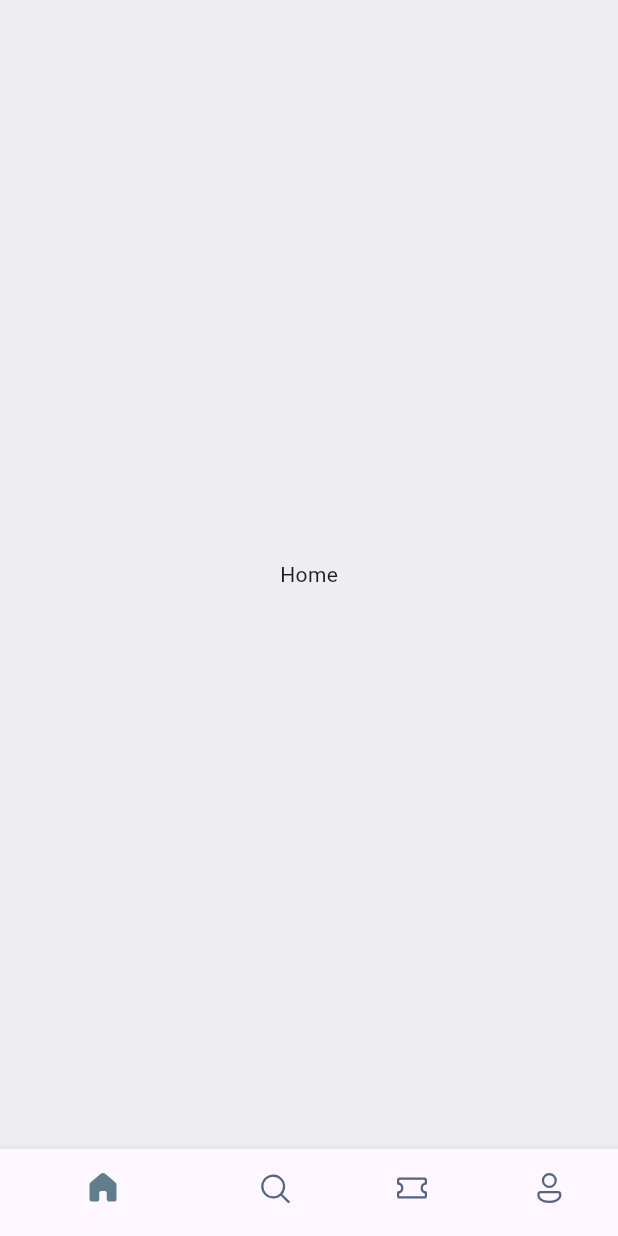
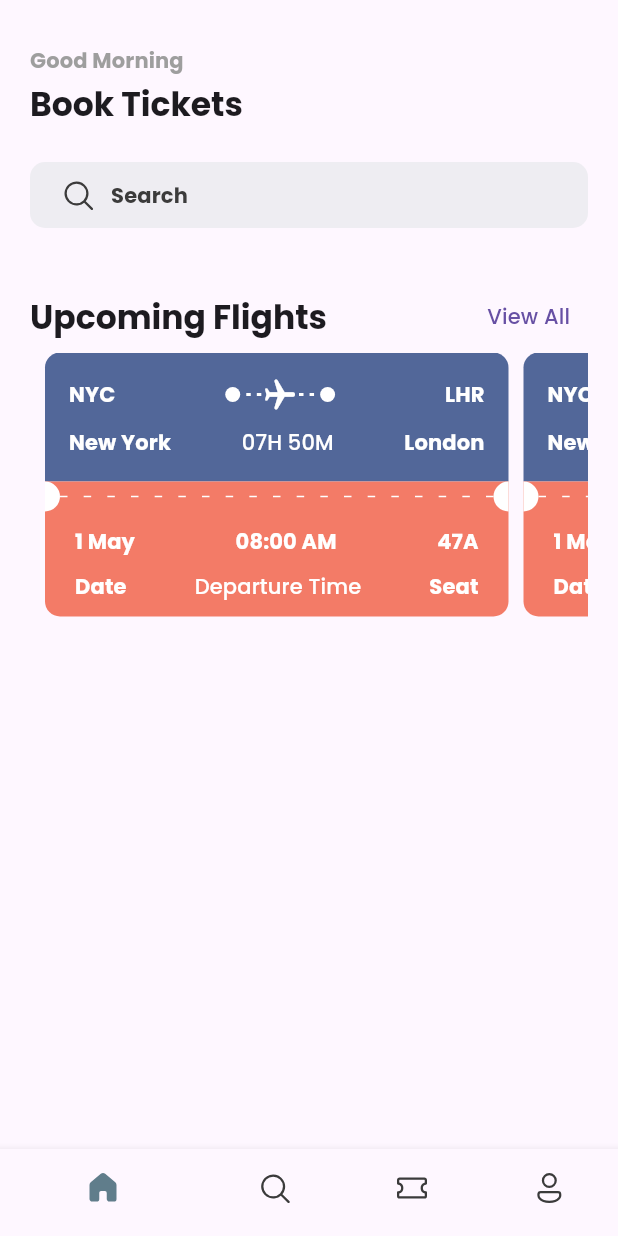
Before and after one commit to asare-21/ticketing, a Flutter app: the screen it shows after launch, on a phone screen of 412 x 824 dp. Run offline on Flutter 3.47's test engine with Material 3 defaults, Android fonts, the phone set to English and light mode, and no system bars; our stand-ins replace fluentui_icons, gap, google_fonts.

Commit message:
completed ticket widget

```diff
--- /dev/null
+++ b/lib/config/app_layout.dart
@@ -0,0 +1,5 @@
+import 'package:flutter/material.dart';
+
+class AppLayout {
+  static getSize(BuildContext context) => MediaQuery.of(context).size;
+}
--- /dev/null
+++ b/lib/config/helpers.dart
@@ -0,0 +1,11 @@
+import 'package:flutter/material.dart';
+
+class Styles {
+  static Color primaryColor = const Color(0xff687daf);
+  static Color textColor = const Color(0xff3b3b3b);
+  static Color bgColor = const Color(0xffeeedf2);
+  static Color containerColor = const Color(0xff526799);
+  static Color orangeColor = const Color(0xfff37b67);
+  static Color unSelectedColor = const Color(0xff526480);
+  static Color iconColor = const Color(0xffbfc205);
+}
--- a/lib/main.dart
+++ b/lib/main.dart
@@ -1,5 +1,8 @@
 import 'package:flutter/material.dart';
+import 'package:google_fonts/google_fonts.dart';
 import 'package:provider/provider.dart';
+import 'package:tickets/config/helpers.dart';
+import 'package:tickets/providers/greeting_provider.dart';
 import 'package:tickets/providers/navigation_provider.dart';
 import 'package:tickets/screens/app.dart';
 
@@ -7,6 +10,9 @@ void main() {
   runApp(MultiProvider(providers: [
     ChangeNotifierProvider(
       create: (context) => NavigationProvider(),
+    ),
+    ChangeNotifierProvider(
+      create: (context) => GreetingProvider(),
     )
   ], child: const MyApp()));
 }
@@ -20,7 +26,9 @@ class MyApp extends StatelessWidget {
     return MaterialApp(
         title: 'Tickets',
         theme: ThemeData(
-          colorScheme: ColorScheme.fromSeed(seedColor: Colors.deepPurple),
+          primaryColor: Styles.primaryColor,
+          textTheme:
+              GoogleFonts.poppinsTextTheme(Theme.of(context).textTheme).apply(),
           // useMaterial3: true,
         ),
         home: const MainScreen());
--- /dev/null
+++ b/lib/providers/greeting_provider.dart
@@ -0,0 +1,14 @@
+import 'package:flutter/material.dart';
+
+class GreetingProvider with ChangeNotifier {
+  String getGreeting() {
+    final hour = DateTime.now().hour;
+    if (hour < 12) {
+      return "Good Morning";
+    } else if (hour < 17) {
+      return "Good Afternoon";
+    } else {
+      return "Good Evening";
+    }
+  }
+}
--- a/lib/providers/navigation_provider.dart
+++ b/lib/providers/navigation_provider.dart
@@ -5,7 +5,7 @@ import 'package:tickets/screens/search_screen.dart';
 import 'package:tickets/screens/tickets_screen.dart';
 
 class NavigationProvider with ChangeNotifier {
-  final PageController controller = PageController();
+  // final PageController controller = PageController();
   int _currentIndex = 0;
 
   final List<Widget> _screens = [
@@ -27,7 +27,7 @@ class NavigationProvider with ChangeNotifier {
 
   // animate to page
   void animateToPage(int index) {
-    controller.jumpToPage(index);
+    // controller.jumpToPage(index);
     updateIndex(index);
   }
 }
--- a/lib/screens/app.dart
+++ b/lib/screens/app.dart
@@ -15,12 +15,8 @@ class _MainScreenState extends State<MainScreen> {
   Widget build(BuildContext context) {
     return Scaffold(
       body: Consumer<NavigationProvider>(
-          builder: (context, value, child) => PageView.builder(
-                itemBuilder: (context, index) => value.screens[index],
-                itemCount: value.screens.length,
-                controller: value.controller,
-                onPageChanged: (index) => value.animateToPage(index),
-              )),
+          builder: (context, value, child) =>
+              value.screens[value.currentIndex]),
       bottomNavigationBar: const CustomBottomNavigationBar(),
     );
   }
--- a/lib/screens/home_screen.dart
+++ b/lib/screens/home_screen.dart
@@ -1,4 +1,7 @@
 import 'package:flutter/material.dart';
+import 'package:gap/gap.dart';
+import 'package:tickets/widgets/greeting_widget.dart';
+import 'package:tickets/widgets/upcoming_flights.dart';
 
 class HomeScreen extends StatefulWidget {
   const HomeScreen({super.key});
@@ -10,10 +13,8 @@ class HomeScreen extends StatefulWidget {
 class _HomeScreenState extends State<HomeScreen> {
   @override
   Widget build(BuildContext context) {
-    return const Scaffold(
-        backgroundColor: Color(0xFFeeedf2),
-        body: Center(
-          child: Text("Home"),
-        ));
+    return ListView(
+      children: const [Gap(30), GreetingWidget(), UpcomingFlightsWidgets()],
+    );
   }
 }
--- a/lib/widgets/bottom_navigation.dart
+++ b/lib/widgets/bottom_navigation.dart
@@ -1,6 +1,7 @@
 import 'package:fluentui_icons/fluentui_icons.dart';
 import 'package:flutter/material.dart';
 import 'package:provider/provider.dart';
+import 'package:tickets/config/helpers.dart';
 import 'package:tickets/providers/navigation_provider.dart';
 
 class CustomBottomNavigationBar extends StatelessWidget {
@@ -15,7 +16,7 @@ class CustomBottomNavigationBar extends StatelessWidget {
         showUnselectedLabels: false,
         showSelectedLabels: false,
         selectedItemColor: Colors.blueGrey,
-        unselectedItemColor: const Color(0xff526480),
+        unselectedItemColor: Styles.textColor,
         onTap: (val) => value.animateToPage(val),
         items: const <BottomNavigationBarItem>[
           BottomNavigationBarItem(
--- /dev/null
+++ b/lib/widgets/greeting_widget.dart
@@ -0,0 +1,58 @@
+import 'package:fluentui_icons/fluentui_icons.dart';
+import 'package:flutter/material.dart';
+import 'package:gap/gap.dart';
+import 'package:provider/provider.dart';
+import 'package:tickets/config/helpers.dart';
+import 'package:tickets/providers/greeting_provider.dart';
+
+class GreetingWidget extends StatelessWidget {
+  const GreetingWidget({super.key});
+
+  @override
+  Widget build(BuildContext context) {
+    return Container(
+      padding: const EdgeInsets.symmetric(horizontal: 20),
+      child: Column(
+        crossAxisAlignment: CrossAxisAlignment.start,
+        children: [
+          Consumer<GreetingProvider>(
+              builder: (context, value, child) => Text(
+                    value.getGreeting(),
+                    style: Theme.of(context).textTheme.titleSmall!.copyWith(
+                        fontWeight: FontWeight.bold,
+                        color: Colors.grey.shade500),
+                  )),
+          const Gap(5),
+          Text(
+            "Book Tickets",
+            style: Theme.of(context)
+                .textTheme
+                .titleLarge!
+                .copyWith(fontWeight: FontWeight.bold),
+          ),
+          const Gap(25),
+          Container(
+            padding: const EdgeInsets.symmetric(horizontal: 20, vertical: 10),
+            decoration: BoxDecoration(
+                color: Styles.bgColor, borderRadius: BorderRadius.circular(10)),
+            child: Row(
+              children: [
+                Icon(
+                  FluentSystemIcons.ic_fluent_search_regular,
+                  color: Styles.textColor,
+                ),
+                const Gap(10),
+                Text(
+                  "Search",
+                  style: Theme.of(context).textTheme.titleSmall!.copyWith(
+                      fontWeight: FontWeight.bold, color: Styles.textColor),
+                )
+              ],
+            ),
+          ),
+          const Gap(35),
+        ],
+      ),
+    );
+  }
+}
--- /dev/null
+++ b/lib/widgets/ticket_view.dart
@@ -0,0 +1,232 @@
+import 'dart:math';
+
+import 'package:flutter/material.dart';
+import 'package:flutter/material.dart';
+import 'package:gap/gap.dart';
+import 'package:tickets/config/app_layout.dart';
+import 'package:tickets/config/helpers.dart';
+
+class TicketView extends StatelessWidget {
+  const TicketView({super.key});
+
+  @override
+  Widget build(BuildContext context) {
+    final size = AppLayout.getSize(context);
+    var copyWith = Theme.of(context)
+        .textTheme
+        .titleSmall!
+        .copyWith(fontWeight: FontWeight.bold, color: Colors.white);
+    return Container(
+      margin: const EdgeInsets.only(right: 10),
+      width: size.width * 0.75,
+      child: Column(
+        children: [
+          UpperHalfTicket(copyWith: copyWith),
+          LowerHalfTicket(
+            copyWith: copyWith,
+          )
+        ],
+      ),
+    );
+  }
+}
+
+class LowerHalfTicket extends StatelessWidget {
+  const LowerHalfTicket({super.key, required this.copyWith});
+  final TextStyle copyWith;
+
+  @override
+  Widget build(BuildContext context) {
+    return Container(
+      decoration: BoxDecoration(
+          color: Styles.orangeColor,
+          borderRadius: const BorderRadius.only(
+              bottomLeft: Radius.circular(10),
+              bottomRight: Radius.circular(10))),
+      // padding: const EdgeInsets.all(16),
+      child: Column(
+        children: [
+          Row(
+            children: [
+              const SizedBox(
+                width: 10,
+                height: 20,
+                child: DecoratedBox(
+                  decoration: BoxDecoration(
+                      borderRadius: BorderRadius.only(
+                          topRight: Radius.circular(10),
+                          bottomRight: Radius.circular(10)),
+                      color: Colors.white,
+                      shape: BoxShape.rectangle),
+                ),
+              ),
+              Expanded(
+                child: LayoutBuilder(
+                  builder: (context, constraints) => Flex(
+                    direction: Axis.horizontal,
+                    mainAxisSize: MainAxisSize.max,
+                    mainAxisAlignment: MainAxisAlignment.spaceBetween,
+                    children: List.generate(
+                        (constraints.constrainWidth() / 15).floor(),
+                        (index) => Container(
+                            height: 1,
+                            width: 5,
+                            decoration:
+                                const BoxDecoration(color: Colors.white))),
+                  ),
+                ),
+              ),
+              const SizedBox(
+                width: 10,
+                height: 20,
+                child: DecoratedBox(
+                  decoration: BoxDecoration(
+                      borderRadius: BorderRadius.only(
+                          topLeft: Radius.circular(10),
+                          bottomLeft: Radius.circular(10)),
+                      color: Colors.white,
+                      shape: BoxShape.rectangle),
+                ),
+              )
+            ],
+          ),
+          Padding(
+            padding: const EdgeInsets.symmetric(horizontal: 20, vertical: 10),
+            child: Column(
+              children: [
+                Row(
+                  mainAxisAlignment: MainAxisAlignment.spaceBetween,
+                  children: [
+                    Text("1 May", style: copyWith),
+                    Text(
+                      "08:00 AM",
+                      style: copyWith,
+                    ),
+                    Text(
+                      "47A",
+                      style: copyWith,
+                    ),
+                  ],
+                ),
+                const Gap(10),
+                Row(
+                  mainAxisAlignment: MainAxisAlignment.spaceBetween,
+                  children: [
+                    Text("Date", style: copyWith),
+                    Text("Departure Time",
+                        style: Theme.of(context)
+                            .textTheme
+                            .titleSmall!
+                            .copyWith(color: Colors.white)),
+                    Text(
+                      "Seat",
+                      style: copyWith,
+                      textAlign: TextAlign.end,
+                    ),
+                  ],
+                )
+              ],
+            ),
+          )
+        ],
+      ),
+    );
+  }
+}
+
+class UpperHalfTicket extends StatelessWidget {
+  const UpperHalfTicket({
+    super.key,
+    required this.copyWith,
+  });
+
+  final TextStyle copyWith;
+
+  @override
+  Widget build(BuildContext context) {
+    return Container(
+      decoration: BoxDecoration(
+          color: Styles.containerColor,
+          borderRadius: const BorderRadius.only(
+              topLeft: Radius.circular(10), topRight: Radius.circular(10))),
+      padding: const EdgeInsets.all(16),
+      // margin: const EdgeInsets.only(left: 16),
+      child: Column(
+        children: [
+          Row(
+            mainAxisAlignment: MainAxisAlignment.spaceBetween,
+            children: [
+              Text("NYC", style: copyWith),
+              const Spacer(),
+              Expanded(
+                  child: Stack(
+                children: [
+                  SizedBox(
+                    height: 24,
+                    child: LayoutBuilder(
+                      builder: (context, constraints) {
+                        var floor = (constraints.constrainWidth() / 8).floor();
+                        return Flex(
+                          direction: Axis.horizontal,
+                          mainAxisSize: MainAxisSize.max,
+                          mainAxisAlignment: MainAxisAlignment.spaceBetween,
+                          children: List.generate(
+                              floor,
+                              (index) => SizedBox(
+                                  width:
+                                      index == 0 || index == floor - 1 ? 10 : 3,
+                                  height:
+                                      index == 0 || index == floor - 1 ? 10 : 2,
+                                  child: DecoratedBox(
+                                      decoration: BoxDecoration(
+                                          shape:
+                                              index == 0 || index == floor - 1
+                                                  ? BoxShape.circle
+                                                  : BoxShape.rectangle,
+                                          color: Colors.white)))),
+                        );
+                      },
+                    ),
+                  ),
+                  Positioned(
+                    left: 0,
+                    right: 0,
+                    child: Transform.rotate(
+                      angle: (90 * pi) / 180,
+                      child: const Icon(
+                        Icons.local_airport_rounded,
+                        color: Colors.white,
+                      ),
+                    ),
+                  )
+                ],
+              )),
+              const Spacer(),
+              Text(
+                "LHR",
+                style: copyWith,
+              ),
+            ],
+          ),
+          const Gap(10),
+          Row(
+            mainAxisAlignment: MainAxisAlignment.spaceBetween,
+            children: [
+              Text("New York", style: copyWith),
+              Text("07H 50M",
+                  style: Theme.of(context)
+                      .textTheme
+                      .titleSmall!
+                      .copyWith(color: Colors.white)),
+              Text(
+                "London",
+                style: copyWith,
+                textAlign: TextAlign.end,
+              ),
+            ],
+          )
+        ],
+      ),
+    );
+  }
+}
--- /dev/null
+++ b/lib/widgets/upcoming_flights.dart
@@ -0,0 +1,46 @@
+import 'package:flutter/material.dart';
+import 'package:tickets/widgets/ticket_view.dart';
+
+class UpcomingFlightsWidgets extends StatefulWidget {
+  const UpcomingFlightsWidgets({super.key});
+
+  @override
+  State<UpcomingFlightsWidgets> createState() => _UpcomingFlightsWidgetsState();
+}
+
+class _UpcomingFlightsWidgetsState extends State<UpcomingFlightsWidgets> {
+  @override
+  Widget build(BuildContext context) {
+    return Padding(
+      padding: const EdgeInsets.symmetric(horizontal: 20),
+      child: Column(
+        children: [
+          Row(
+            mainAxisAlignment: MainAxisAlignment.spaceBetween,
+            children: [
+              Text(
+                "Upcoming Flights",
+                style: Theme.of(context)
+                    .textTheme
+                    .titleLarge!
+                    .copyWith(fontWeight: FontWeight.bold),
+              ),
+              TextButton(onPressed: () {}, child: const Text("View All"))
+            ],
+          ),
+          const SingleChildScrollView(
+            padding: EdgeInsets.only(left: 10),
+            scrollDirection: Axis.horizontal,
+
+            child: Row(
+              children: [
+                TicketView(),
+                TicketView(),
+              ],
+            ),
+          )
+        ],
+      ),
+    );
+  }
+}
--- a/pubspec.yaml
+++ b/pubspec.yaml
@@ -37,6 +37,9 @@ dependencies:
   cupertino_icons: ^1.0.2
   provider: ^6.1.1
   fluentui_icons: ^1.0.0
+  intl: ^0.19.0
+  google_fonts: ^6.1.0
+  gap: ^3.0.1
 
 dev_dependencies:
   flutter_test:
```
Also changed, not shown: pubspec.lock, 1 other file.
